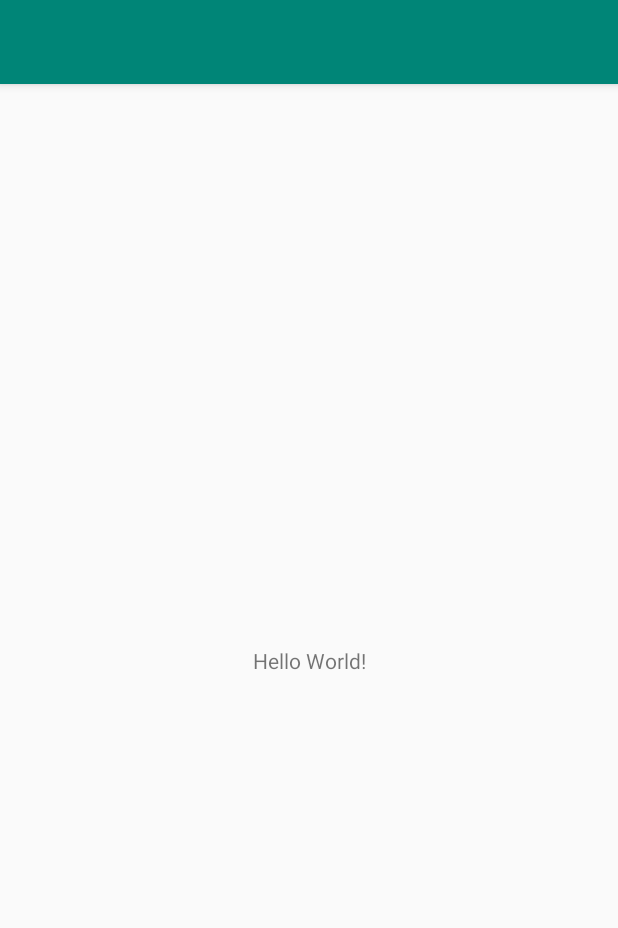
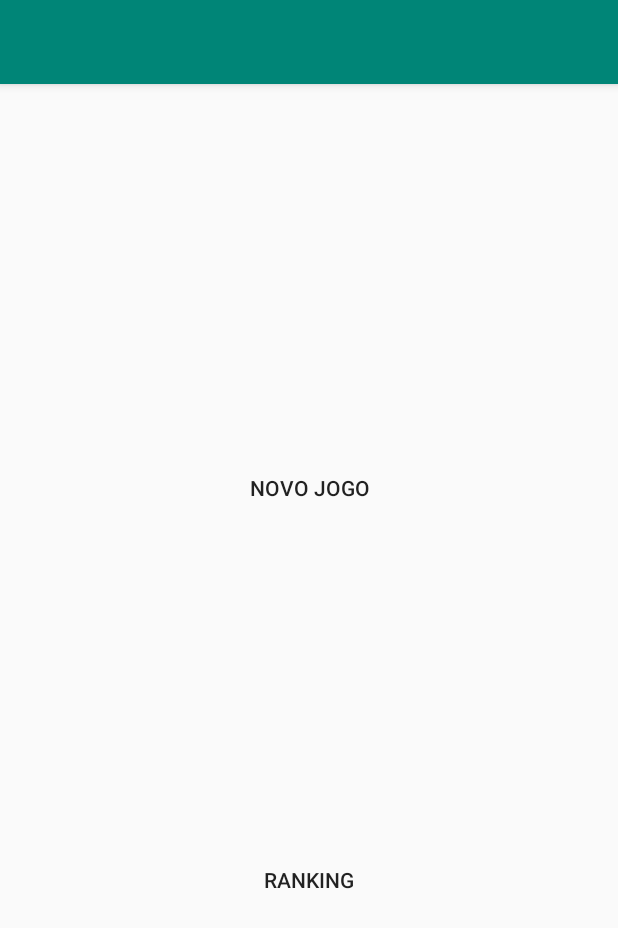
Before and after one commit to Faracoeng/Android-Studio, an Android app: the screen it shows after launch (MainActivity), on a phone screen of 412 x 824 dp. Shown: the top 928 px of the screen. Run offline under Robolectric (Android 15) with nearby library versions, the phone set to English and light mode, and no system bars.

Commit message:
Activity main implementado

```diff
--- a/Genius/app/src/main/java/com/example/genius/MainActivity.java
+++ b/Genius/app/src/main/java/com/example/genius/MainActivity.java
@@ -2,13 +2,30 @@ package com.example.genius;
 
 import androidx.appcompat.app.AppCompatActivity;
 
+import android.content.Intent;
 import android.os.Bundle;
+import android.view.View;
 
 public class MainActivity extends AppCompatActivity {
+    public final static int VALOR_REQUEST = 1;
 
     @Override
     protected void onCreate(Bundle savedInstanceState) {
         super.onCreate(savedInstanceState);
         setContentView(R.layout.activity_main);
     }
+    // Um Intent é um objeto que fornece vínculos de tempo de execução entre componentes
+    // separados, como duas atividades. O Intent representa uma “intenção de fazer algo”
+    // do aplicativo. Você pode usar intents para uma ampla variedade de tarefas, mas,
+    // nesta lição, o intent iniciará outra atividade.
+    public void novoJogo(View view) {
+
+        Intent menssagemIntent = new Intent(this,ConfiguracaoActivity.class);
+        startActivityForResult(menssagemIntent,VALOR_REQUEST);
+    }
+
+    public void ranking(View view) {
+    }
+
+
 }
--- a/Genius/app/src/main/res/layout/activity_main.xml
+++ b/Genius/app/src/main/res/layout/activity_main.xml
@@ -6,13 +6,29 @@
     android:layout_height="match_parent"
     tools:context=".MainActivity">
 
-    <TextView
-        android:layout_width="wrap_content"
+    <Button
+        android:id="@+id/button_novoJogo"
+        android:layout_width="0dp"
         android:layout_height="wrap_content"
-        android:text="Hello World!"
+        android:background="#00920707"
+        android:onClick="novoJogo"
+        android:text="Novo Jogo"
         app:layout_constraintBottom_toBottomOf="parent"
-        app:layout_constraintLeft_toLeftOf="parent"
-        app:layout_constraintRight_toRightOf="parent"
-        app:layout_constraintTop_toTopOf="parent" />
+        app:layout_constraintEnd_toEndOf="parent"
+        app:layout_constraintHorizontal_bias="0.0"
+        app:layout_constraintStart_toStartOf="parent"
+        app:layout_constraintTop_toTopOf="parent"
+        app:layout_constraintVertical_bias="0.341" />
+
+    <Button
+        android:id="@+id/ranking"
+        android:layout_width="0dp"
+        android:layout_height="wrap_content"
+        android:background="#00CF0B0B"
+        android:text="Ranking"
+        app:layout_constraintBottom_toBottomOf="parent"
+        app:layout_constraintEnd_toEndOf="parent"
+        app:layout_constraintStart_toStartOf="parent"
+        app:layout_constraintTop_toBottomOf="@+id/button_novoJogo" />
 
 </androidx.constraintlayout.widget.ConstraintLayout>
```
